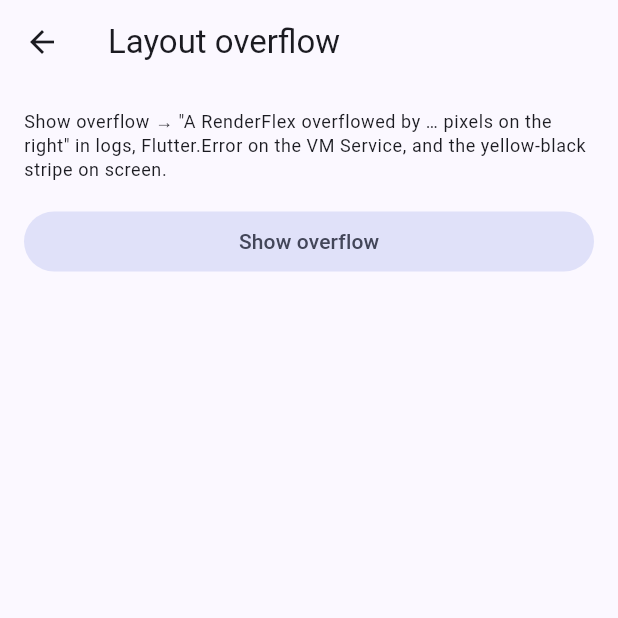
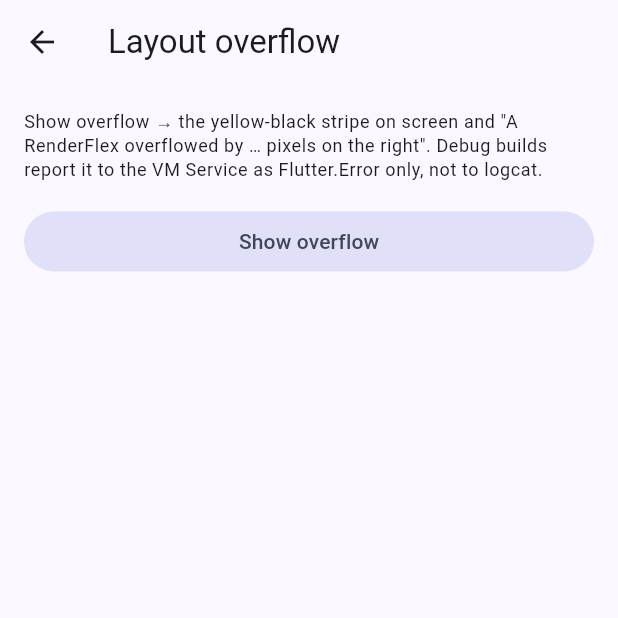
Before and after one commit to WahdanZ/SpockAdb, a Flutter app: the LayoutScreen screen opened directly, on a phone screen of 412 x 824 dp, the top half of it. Run offline on Flutter 3.47's test engine with Material 3 defaults, Android fonts, the phone set to English and light mode, and no system bars; our stand-ins replace hive, permission_handler, shared_preferences, sqflite; accounts and stored records are empty.

Commit message:
Flutter sample: overflow note says Flutter.Error only, not logcat
Co-Authored-By: Claude Opus 5.5 <noreply@anthropic.com>

```diff
--- a/sample/flutter_app/lib/fixtures/layout.dart
+++ b/sample/flutter_app/lib/fixtures/layout.dart
@@ -17,8 +17,9 @@ class _LayoutScreenState extends State<LayoutScreen> {
   Widget build(BuildContext context) {
     return FixtureScaffold(
       title: 'Layout overflow',
-      note: 'Show overflow → "A RenderFlex overflowed by … pixels on the right" in logs, '
-          'Flutter.Error on the VM Service, and the yellow-black stripe on screen.',
+      note: 'Show overflow → the yellow-black stripe on screen and "A RenderFlex overflowed by … '
+          'pixels on the right". Debug builds report it to the VM Service as Flutter.Error only, '
+          'not to logcat.',
       children: [
         IdButton(
           id: 'layout_toggle',
```
